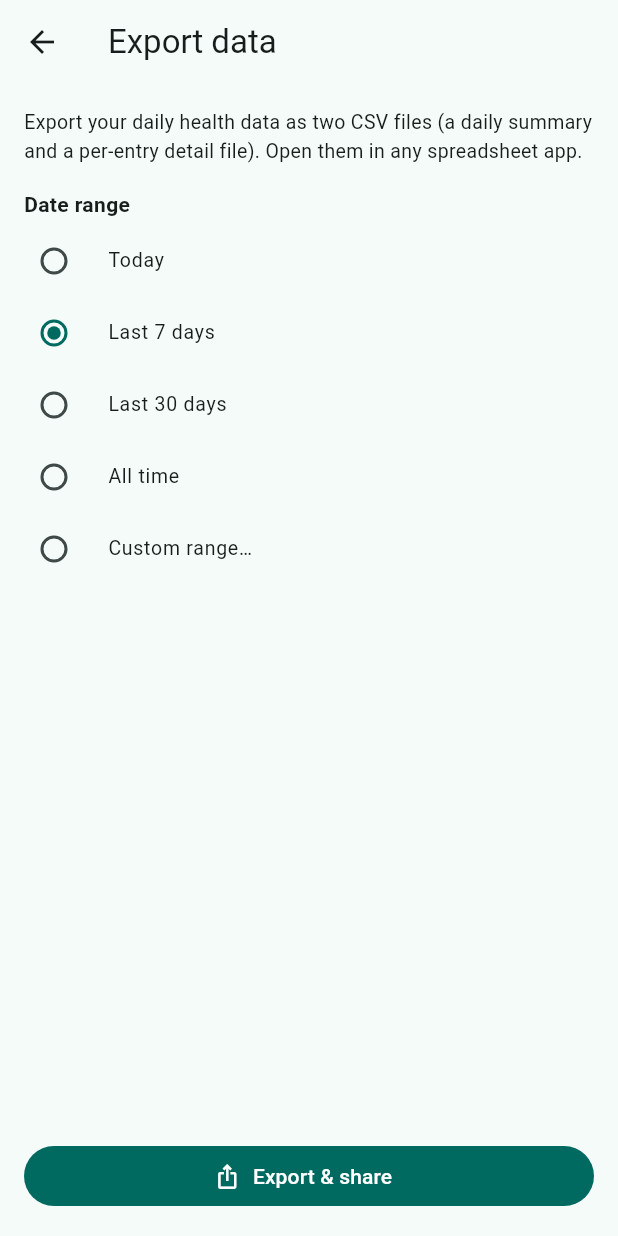
After one commit to rminhas/health_tracker, a Flutter app: the ExportScreen screen opened directly, on a phone screen of 412 x 824 dp. The commit adds this screen. Run offline on Flutter 3.47's test engine with Material 3 defaults, Android fonts, the phone set to English and light mode, and no system bars; our stand-ins replace fl_chart, permission_handler, share_plus, shared_preferences, sqflite, table_calendar; missing offline and left inert: health, mobile_scanner; accounts and stored records are empty; statements that could not run were skipped.

Commit message:
Add CSV export, food-delete Undo, and Log Food shortcut
Adds an "Export data" overflow menu on the dashboard that produces a
daily_summary.csv and detail.csv for a chosen date range and hands them
to the OS share sheet via share_plus.

Food log deletions now show an Undo SnackBar that restores the entry
within 5 seconds. Restores the Log Food button next to Log Weight on the
dashboard so logging is a single tap from the main screen.

Co-Authored-By: Claude Opus 4.7 <noreply@anthropic.com>

```diff
--- /dev/null
+++ b/lib/screens/export_screen.dart
@@ -0,0 +1,179 @@
+import 'package:flutter/material.dart';
+import 'package:provider/provider.dart';
+import 'package:share_plus/share_plus.dart';
+
+import '../providers/profile_provider.dart';
+import '../services/export_service.dart';
+
+enum _RangePreset { today, last7, last30, allTime, custom }
+
+class ExportScreen extends StatefulWidget {
+  const ExportScreen({super.key});
+
+  @override
+  State<ExportScreen> createState() => _ExportScreenState();
+}
+
+class _ExportScreenState extends State<ExportScreen> {
+  _RangePreset _preset = _RangePreset.last7;
+  DateTime _customStart = DateTime.now().subtract(const Duration(days: 30));
+  DateTime _customEnd = DateTime.now();
+  bool _exporting = false;
+
+  @override
+  Widget build(BuildContext context) {
+    return Scaffold(
+      appBar: AppBar(title: const Text('Export data')),
+      body: Padding(
+        padding: const EdgeInsets.all(16),
+        child: Column(
+          crossAxisAlignment: CrossAxisAlignment.stretch,
+          children: [
+            const Text(
+              'Export your daily health data as two CSV files (a daily '
+              'summary and a per-entry detail file). Open them in any '
+              'spreadsheet app.',
+              style: TextStyle(fontSize: 13),
+            ),
+            const SizedBox(height: 16),
+            const Text('Date range', style: TextStyle(fontWeight: FontWeight.w600)),
+            const SizedBox(height: 4),
+            RadioGroup<_RangePreset>(
+              groupValue: _preset,
+              onChanged: (v) => setState(() => _preset = v ?? _preset),
+              child: Column(
+                children: [
+                  _rangeTile(_RangePreset.today, 'Today'),
+                  _rangeTile(_RangePreset.last7, 'Last 7 days'),
+                  _rangeTile(_RangePreset.last30, 'Last 30 days'),
+                  _rangeTile(_RangePreset.allTime, 'All time'),
+                  _rangeTile(_RangePreset.custom, 'Custom range…'),
+                ],
+              ),
+            ),
+            if (_preset == _RangePreset.custom) _buildCustomPicker(),
+            const Spacer(),
+            FilledButton.icon(
+              onPressed: _exporting ? null : _doExport,
+              icon: _exporting
+                  ? const SizedBox(
+                      height: 16,
+                      width: 16,
+                      child: CircularProgressIndicator(strokeWidth: 2))
+                  : const Icon(Icons.ios_share),
+              label: Text(_exporting ? 'Preparing…' : 'Export & share'),
+            ),
+          ],
+        ),
+      ),
+    );
+  }
+
+  Widget _rangeTile(_RangePreset value, String label) {
+    return RadioListTile<_RangePreset>(
+      title: Text(label),
+      value: value,
+      contentPadding: EdgeInsets.zero,
+      dense: true,
+    );
+  }
+
+  Widget _buildCustomPicker() {
+    return Padding(
+      padding: const EdgeInsets.only(left: 32, top: 4, bottom: 4),
+      child: Row(
+        children: [
+          Expanded(
+            child: OutlinedButton(
+              onPressed: () => _pickCustom(isStart: true),
+              child: Text('From: ${_fmt(_customStart)}'),
+            ),
+          ),
+          const SizedBox(width: 8),
+          Expanded(
+            child: OutlinedButton(
+              onPressed: () => _pickCustom(isStart: false),
+              child: Text('To: ${_fmt(_customEnd)}'),
+            ),
+          ),
+        ],
+      ),
+    );
+  }
+
+  Future<void> _pickCustom({required bool isStart}) async {
+    final now = DateTime.now();
+    final initial = isStart ? _customStart : _customEnd;
+    final picked = await showDatePicker(
+      context: context,
+      initialDate: initial,
+      firstDate: DateTime(2000),
+      lastDate: now,
+    );
+    if (picked == null) return;
+    setState(() {
+      if (isStart) {
+        _customStart = picked;
+        if (_customEnd.isBefore(_customStart)) _customEnd = _customStart;
+      } else {
+        _customEnd = picked;
+        if (_customStart.isAfter(_customEnd)) _customStart = _customEnd;
+      }
+    });
+  }
+
+  String _fmt(DateTime d) =>
+      '${d.year}-${d.month.toString().padLeft(2, '0')}-${d.day.toString().padLeft(2, '0')}';
+
+  ({DateTime start, DateTime end}) _resolveRange() {
+    final today = DateTime.now();
+    switch (_preset) {
+      case _RangePreset.today:
+        return (start: today, end: today);
+      case _RangePreset.last7:
+        return (start: today.subtract(const Duration(days: 6)), end: today);
+      case _RangePreset.last30:
+        return (start: today.subtract(const Duration(days: 29)), end: today);
+      case _RangePreset.allTime:
+        // 5-year cap keeps "All time" bounded for the per-day health queries.
+        return (start: today.subtract(const Duration(days: 365 * 5)), end: today);
+      case _RangePreset.custom:
+        return (start: _customStart, end: _customEnd);
+    }
+  }
+
+  Future<void> _doExport() async {
+    setState(() => _exporting = true);
+    final profileProvider = context.read<ProfileProvider>();
+    final range = _resolveRange();
+
+    try {
+      final result = await ExportService().exportRange(
+        start: range.start,
+        end: range.end,
+        profile: profileProvider.profile,
+        goal: profileProvider.goal,
+        weightUnit: profileProvider.weightUnit,
+      );
+
+      if (!mounted) return;
+      await Share.shareXFiles(
+        [
+          XFile(result.summaryFile.path),
+          XFile(result.detailFile.path),
+        ],
+        subject: 'Health Tracker export (${result.daysCovered} days)',
+        text:
+            'Daily summary and detailed entries for ${result.daysCovered} days '
+            'from Health Tracker.',
+      );
+    } catch (e) {
+      if (!mounted) return;
+      ScaffoldMessenger.of(context).showSnackBar(
+        SnackBar(content: Text('Export failed: $e')),
+      );
+    } finally {
+      if (mounted) setState(() => _exporting = false);
+    }
+  }
+}
--- a/pubspec.yaml
+++ b/pubspec.yaml
@@ -23,6 +23,7 @@ dependencies:
   permission_handler: ^12.0.1
   fl_chart: ^1.2.0
   table_calendar: ^3.2.0
+  share_plus: ^10.1.2
 
 dev_dependencies:
   flutter_test:
```
Also changed, not shown: lib/providers/food_log_provider.dart (+14 -0 lines), lib/screens/dashboard_screen.dart (+44 -4 lines), lib/screens/food_day_screen.dart (+18 -1 lines), lib/services/export_service.dart (added, +240 -0 lines), pubspec.lock, 7 other files.
